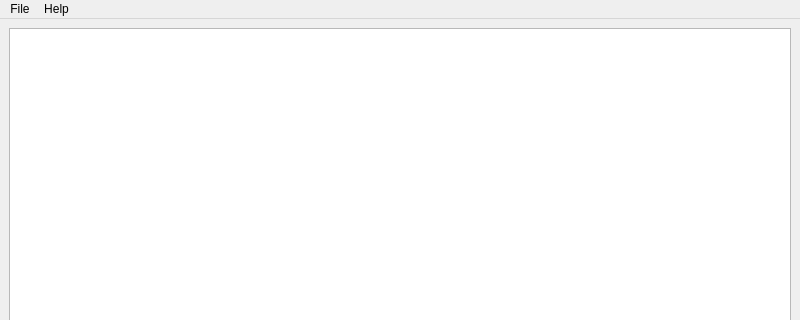
Above: PySide2 Training/src/L9_2_QtDesigner_Advanced/ui/Ui_MainWindow.ui from chappet/PySide2_Training before the change; both pictures show x 0 to 800 and y 0 to 320 of the 800 by 600 pixel window. Below: the same form after it.
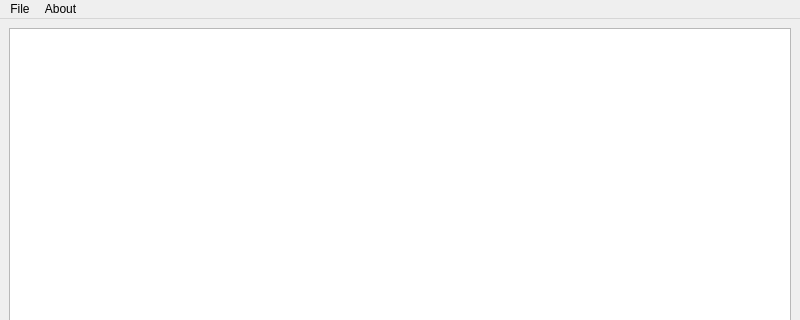
That is the form after the change.

What changed in the file:
```diff
--- a/PySide2 Training/src/L9_2_QtDesigner_Advanced/ui/Ui_MainWindow.ui
+++ b/PySide2 Training/src/L9_2_QtDesigner_Advanced/ui/Ui_MainWindow.ui
@@ -41,7 +41,7 @@
    </widget>
    <widget class="QMenu" name="menuHelp">
     <property name="title">
-     <string>Help</string>
+     <string>About</string>
     </property>
     <addaction name="actionAbout_Qt"/>
     <addaction name="actionGet_User_Info"/>
```
Left out of the diff: 20 changed lines with no effect on the pictures.
